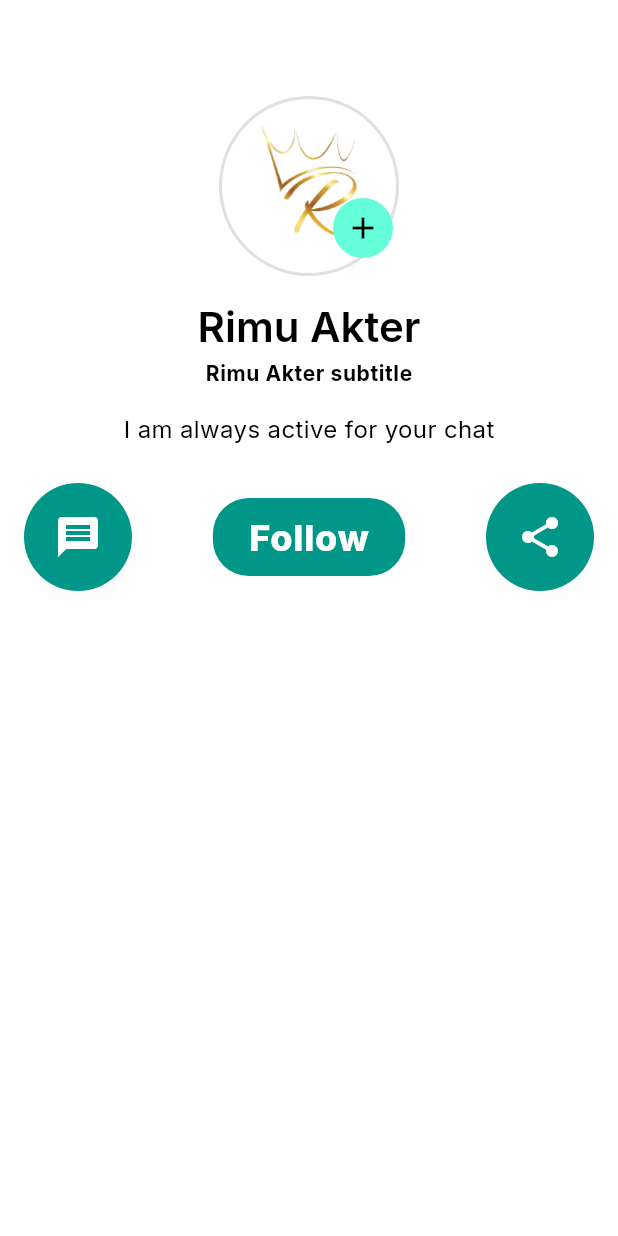
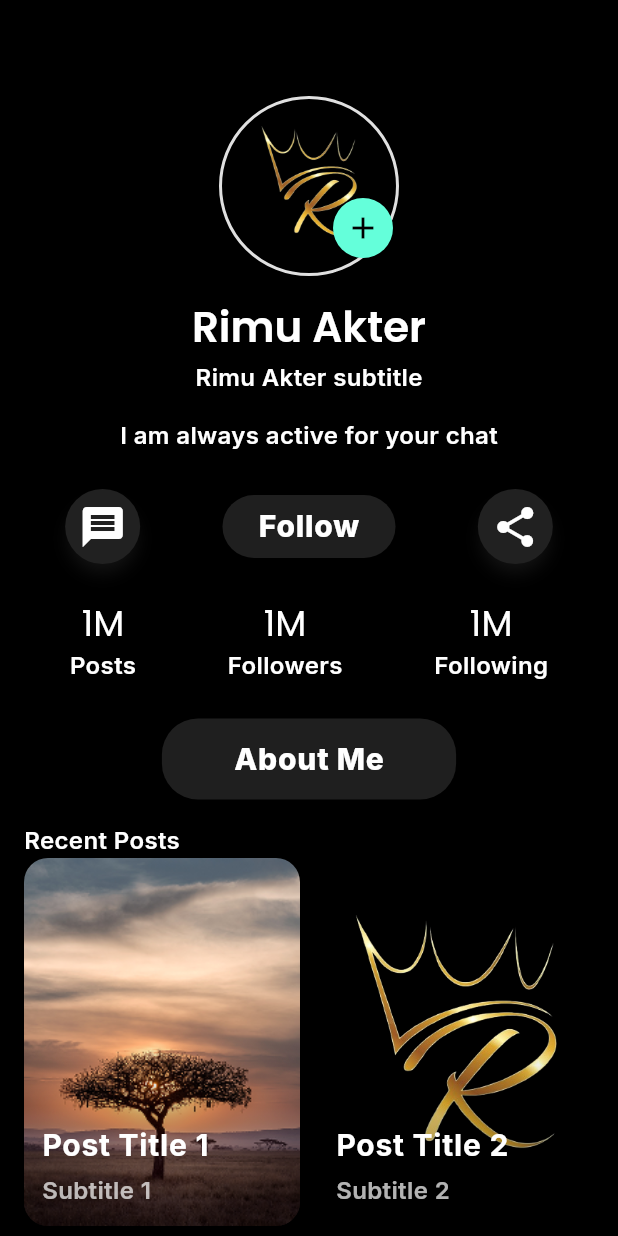
Before and after one commit to rimuakter057/ri_stream, a Flutter app: the screen it shows after launch, on a phone screen of 412 x 824 dp. Run offline on Flutter 3.47's test engine with Material 3 defaults, Android fonts, the phone set to English and light mode, and no system bars; our stand-ins replace badges, device_preview, google_fonts, pin_code_fields.

Commit message:
profile screen screen done

```diff
--- a/lib/app.dart
+++ b/lib/app.dart
@@ -1,15 +1,7 @@
 import 'package:device_preview/device_preview.dart';
 import 'package:flutter/material.dart';
-import 'package:ri_stream/features/home/ui/screens/home_screen.dart';
-import 'package:ri_stream/features/main_nav/main_nav_screen.dart';
 import 'package:ri_stream/theme/app_theme.dart';
 
-import 'features/auth/ui/screens/forget_password_screen.dart';
-import 'features/auth/ui/screens/otp_verification_screen.dart';
-import 'features/auth/ui/screens/reset_password_screen.dart';
-import 'features/auth/ui/screens/sign_in_screen.dart';
-import 'features/auth/ui/screens/sign_up_screen.dart';
-import 'features/notification/ui/screens/notification_screen.dart';
 import 'features/profile/ui/screens/profile_screen.dart';
 
 
@@ -30,8 +22,7 @@ class MyApp extends StatelessWidget {
 
       theme: AppTheme.lightTheme(context),
       darkTheme: AppTheme.darkTheme(context),
-     themeMode: ThemeMode.light,
-
+      themeMode: ThemeMode.dark,
       home: ProfileScreen(),
     );
   }
--- a/lib/features/common_widget/circular_icon_widget.dart
+++ b/lib/features/common_widget/circular_icon_widget.dart
@@ -21,8 +21,8 @@ class CircularIconCircleWidget extends StatelessWidget {
     final isDark = Theme.of(context).brightness == Brightness.dark;
 
     return SizedBox(
-      height: height ?? SizeConfig.getHeight(context, 72),
-      width: width ?? SizeConfig.getWidth(context, 72),
+      height: height ?? SizeConfig.getHeight(context, 50),
+      width: width ?? SizeConfig.getWidth(context, 50),
       child: IconButton(
         onPressed: onTap ?? () {},
         icon: Icon(
--- /dev/null
+++ b/lib/features/profile/data/recent_post_card_item.dart
@@ -0,0 +1,46 @@
+import 'package:ri_stream/utils/assets_path.dart';
+
+final List<Map<String, String>> recentPostcardItem = [
+  {
+    "image": AssetsPath.image1,
+    "title": "Post Title 1",
+    "subtitle": "Subtitle 1",
+  },
+  {
+    "image": AssetsPath.logo,
+    "title": "Post Title 2",
+    "subtitle": "Subtitle 2",
+  },
+
+  {
+    "image": AssetsPath.logo,
+    "title": "Post Title 2",
+    "subtitle": "Subtitle 2",
+  },
+  {
+    "image": AssetsPath.image1,
+    "title": "Post Title 1",
+    "subtitle": "Subtitle 1",
+  },
+  {
+    "image": AssetsPath.image1,
+    "title": "Post Title 1",
+    "subtitle": "Subtitle 1",
+  },
+  {
+    "image": AssetsPath.logo,
+    "title": "Post Title 2",
+    "subtitle": "Subtitle 2",
+  },
+
+  {
+    "image": AssetsPath.logo,
+    "title": "Post Title 2",
+    "subtitle": "Subtitle 2",
+  },
+  {
+    "image": AssetsPath.image1,
+    "title": "Post Title 1",
+    "subtitle": "Subtitle 1",
+  },
+];
--- a/lib/features/profile/ui/screens/profile_screen.dart
+++ b/lib/features/profile/ui/screens/profile_screen.dart
@@ -2,8 +2,12 @@ import 'package:flutter/material.dart';
 import 'package:ri_stream/features/common_widget/circular_icon_widget.dart';
 import 'package:ri_stream/features/common_widget/custom_container.dart';
 import 'package:ri_stream/features/common_widget/custom_profile_image.dart';
+import 'package:ri_stream/features/profile/ui/widgets/recent_post_card_widget.dart';
+import 'package:ri_stream/features/profile/ui/widgets/stat_column_widgets.dart';
 import 'package:ri_stream/utils/app_sizes.dart';
-import 'package:font_awesome_flutter/font_awesome_flutter.dart';
+
+import '../../data/recent_post_card_item.dart' show recentPostcardItem;
+
 
 class ProfileScreen extends StatefulWidget {
   const ProfileScreen({super.key});
@@ -41,7 +45,7 @@ class _ProfileScreenState extends State<ProfileScreen> {
                     "Rimu Akter subtitle",
                     maxLines: 1,
                     overflow: TextOverflow.ellipsis,
-                    style: Theme.of(context).textTheme.bodySmall,
+                    style: Theme.of(context).textTheme.bodyMedium,
                   ),
                 ],
               ),
@@ -55,13 +59,13 @@ class _ProfileScreenState extends State<ProfileScreen> {
               SizedBox(height: SizeConfig.getHeight(context, 24)),
               ///share flow show screen
               Row(
-                mainAxisAlignment: MainAxisAlignment.spaceBetween,
+                mainAxisAlignment: MainAxisAlignment.spaceAround,
                 children: [
                   CircularIconCircleWidget(icon: Icons.message),
 
                   CustomContainer(
                     borderRadius: 24,
-                   padding: EdgeInsets.symmetric(horizontal: 24,vertical: 8),
+                   padding: EdgeInsets.symmetric(horizontal: SizeConfig.getWidth(context, 24),vertical:SizeConfig.getHeight(context, 6) ),
                       color: isDark?Colors.white12:Colors.teal,
                     child: Text(
                       "Follow",
@@ -74,6 +78,62 @@ class _ProfileScreenState extends State<ProfileScreen> {
                   CircularIconCircleWidget(icon: Icons.share),
                 ],
               ),
+              SizedBox(height: SizeConfig.getHeight(context, 24)),
+              ///number of
+              Row(
+                mainAxisAlignment: MainAxisAlignment.spaceAround,
+                children: [
+                StatColumnWidget(number: '1M', title: 'Posts',),
+                StatColumnWidget(number: '1M', title: 'Followers',),
+                StatColumnWidget(number: '1M', title: 'Following',),
+              ],),
+              SizedBox(height: SizeConfig.getHeight(context, 24)),
+              ///about me text
+              CustomContainer(
+                borderRadius: 24,
+                padding: EdgeInsets.symmetric(horizontal: SizeConfig.getWidth(context, 48),vertical:SizeConfig.getHeight(context, 12) ),
+                color: isDark?Colors.white12:Colors.teal,
+                child: Text(
+                  "About Me",
+                  maxLines: 1,
+                  overflow: TextOverflow.ellipsis,
+                  style: Theme.of(context).textTheme.bodyLarge!.copyWith(color: Colors.white,fontWeight: FontWeight.w800),
+                ),
+              ),
+              SizedBox(height: SizeConfig.getHeight(context, 16)),
+              Row(
+                mainAxisAlignment: MainAxisAlignment.spaceBetween,
+                children: [
+                  Text(
+
+                    "Recent Posts",
+
+                    style: Theme.of(context).textTheme.bodyMedium,
+                  ),
+                  SizedBox(),
+                ],
+              ),
+          ///show recent post
+          GridView.builder(
+            shrinkWrap: true,
+            physics: const NeverScrollableScrollPhysics(),
+            itemCount: recentPostcardItem.length,
+            gridDelegate: SliverGridDelegateWithFixedCrossAxisCount(
+              crossAxisCount: 2, // 2 columns
+              crossAxisSpacing: SizeConfig.getWidth(context, 12),
+              mainAxisSpacing: SizeConfig.getHeight(context, 12),
+              childAspectRatio: 0.75, // card height/width ratio
+            ),
+            itemBuilder: (context, index) {
+              final post = recentPostcardItem[index];
+              return RecentPostCardWidget(
+                imageUrl: post['image']!,
+                title: post['title']!,
+                subtitle: post['subtitle']!,
+              );
+            },
+          )
+
             ],
           ),
         ),
--- /dev/null
+++ b/lib/features/profile/ui/widgets/recent_post_card_widget.dart
@@ -0,0 +1,91 @@
+import 'package:flutter/material.dart';
+import 'package:ri_stream/features/common_widget/custom_container.dart';
+import 'package:ri_stream/utils/app_sizes.dart';
+
+class RecentPostCardWidget extends StatelessWidget {
+  final String imageUrl;
+  final String title;
+  final String subtitle;
+
+  const RecentPostCardWidget({
+    super.key,
+    required this.imageUrl,
+    required this.title,
+    required this.subtitle,
+  });
+
+  @override
+  Widget build(BuildContext context) {
+    final isDark = Theme.of(context).brightness == Brightness.dark;
+
+    return CustomContainer(
+      borderRadius: 16,
+      color: Colors.transparent, // let image show fully
+      padding: EdgeInsets.zero,  // no padding
+      child: SizedBox(
+        height: SizeConfig.getHeight(context, 180), // full card height
+        width: double.infinity,
+        child: ClipRRect(
+          borderRadius: BorderRadius.circular(16),
+          child: Stack(
+            children: [
+              /// Full image
+              Image.asset(
+                imageUrl,
+                height: double.infinity,
+                width: double.infinity,
+                fit: BoxFit.cover,
+              ),
+
+              /// Gradient overlay for text visibility
+              Positioned.fill(
+                child: Container(
+                  decoration: BoxDecoration(
+                    gradient: LinearGradient(
+                      begin: Alignment.bottomCenter,
+                      end: Alignment.center,
+                      colors: [
+                        Colors.black.withOpacity(0.5),
+                        Colors.transparent,
+                      ],
+                    ),
+                  ),
+                ),
+              ),
+
+              /// Title & Subtitle floating at bottom
+              Positioned(
+                bottom: SizeConfig.getHeight(context, 12),
+                left: SizeConfig.getWidth(context, 12),
+                right: SizeConfig.getWidth(context, 12),
+                child: Column(
+                  crossAxisAlignment: CrossAxisAlignment.start,
+                  children: [
+                    Text(
+                      title,
+                      maxLines: 1,
+                      overflow: TextOverflow.ellipsis,
+                      style: Theme.of(context).textTheme.bodyLarge!.copyWith(
+                        color: Colors.white,
+                        fontWeight: FontWeight.w700,
+                      ),
+                    ),
+                    SizedBox(height: SizeConfig.getHeight(context, 4)),
+                    Text(
+                      subtitle,
+                      maxLines: 1,
+                      overflow: TextOverflow.ellipsis,
+                      style: Theme.of(context).textTheme.bodyMedium!.copyWith(
+                        color: Colors.white70,
+                      ),
+                    ),
+                  ],
+                ),
+              ),
+            ],
+          ),
+        ),
+      ),
+    );
+  }
+}
--- /dev/null
+++ b/lib/features/profile/ui/widgets/stat_column_widgets.dart
@@ -0,0 +1,26 @@
+import 'package:flutter/material.dart';
+
+
+class StatColumnWidget extends StatelessWidget {
+  const StatColumnWidget({
+    super.key, required this.number, required this.title,
+  });
+  final String number;
+  final String title;
+  @override
+  Widget build(BuildContext context) {
+    return Column(children: [
+      Text(
+        number,
+        maxLines: 1,
+        overflow: TextOverflow.ellipsis,
+        style: Theme.of(context).textTheme.headlineSmall,
+      ),  Text(
+        title,
+        maxLines: 1,
+        overflow: TextOverflow.ellipsis,
+        style: Theme.of(context).textTheme.bodyMedium,
+      ),
+    ],);
+  }
+}
--- a/lib/theme/app_theme.dart
+++ b/lib/theme/app_theme.dart
@@ -49,24 +49,24 @@ class AppTheme {
           headlineSmall: GoogleFonts.inter(
             fontSize: SizeConfig.getFont(context, 18),
             color: Colors.black,
-            fontWeight: FontWeight.normal,
+            fontWeight: FontWeight.w600,
           ),
 
 
           bodyLarge: GoogleFonts.inter(
             fontSize: SizeConfig.getFont(context, 24),
             color: Colors.black,
-            fontWeight: FontWeight.normal,
+            fontWeight: FontWeight.bold,
           ),
           bodyMedium: GoogleFonts.inter(
             fontSize: SizeConfig.getFont(context, 16),
             color: Colors.black,
-            fontWeight: FontWeight.normal,
+            fontWeight: FontWeight.w600,
           ),
           bodySmall: GoogleFonts.inter(
             fontSize: SizeConfig.getFont(context, 14),
             color: Colors.black,
-            fontWeight: FontWeight.bold,
+            fontWeight: FontWeight.w400,
           ),
         ),
 
--- a/lib/utils/assets_path.dart
+++ b/lib/utils/assets_path.dart
@@ -7,6 +7,7 @@ class AssetsPath {
 
 
   static const String appleIcon = 'assets/icons/apple_icon.png';
+  static const String image1 = 'assets/images/image1.png';
 
 
 
@@ -14,7 +15,6 @@ class AssetsPath {
 
 
 
-  static const String searchIcon = 'assets/icons/search.png';
   static const String addIcon = 'assets/icons/add.png';
   static const String messageIcon = 'assets/icons/message.png';
   static const String profileIcon = 'assets/icons/profile.png';
```
Also changed, not shown: assets/images/image1.png (added).
